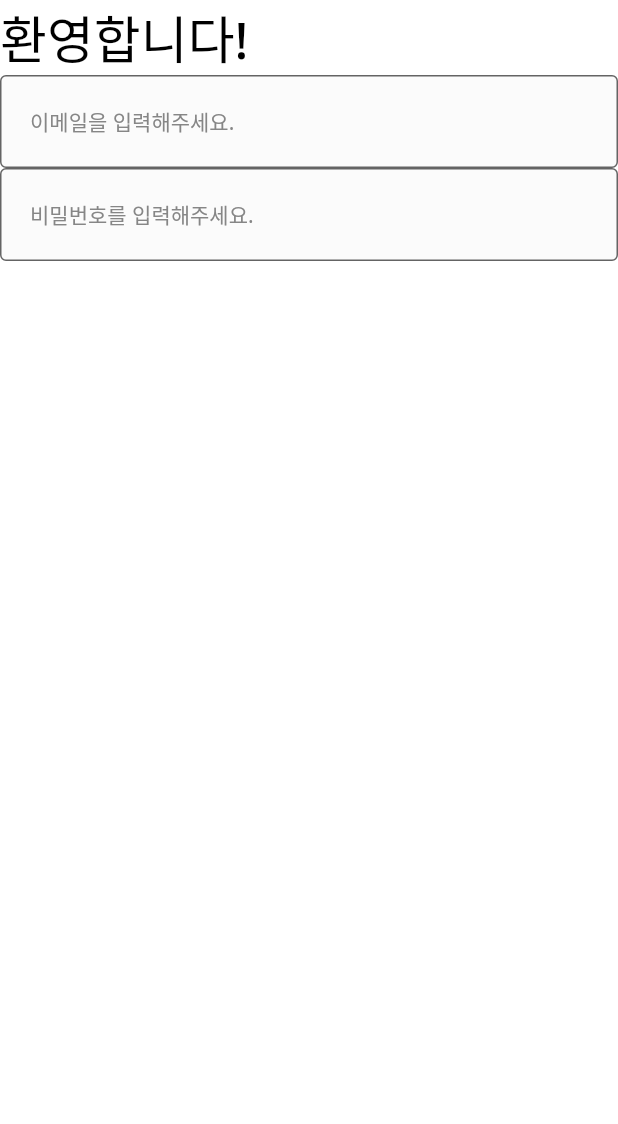
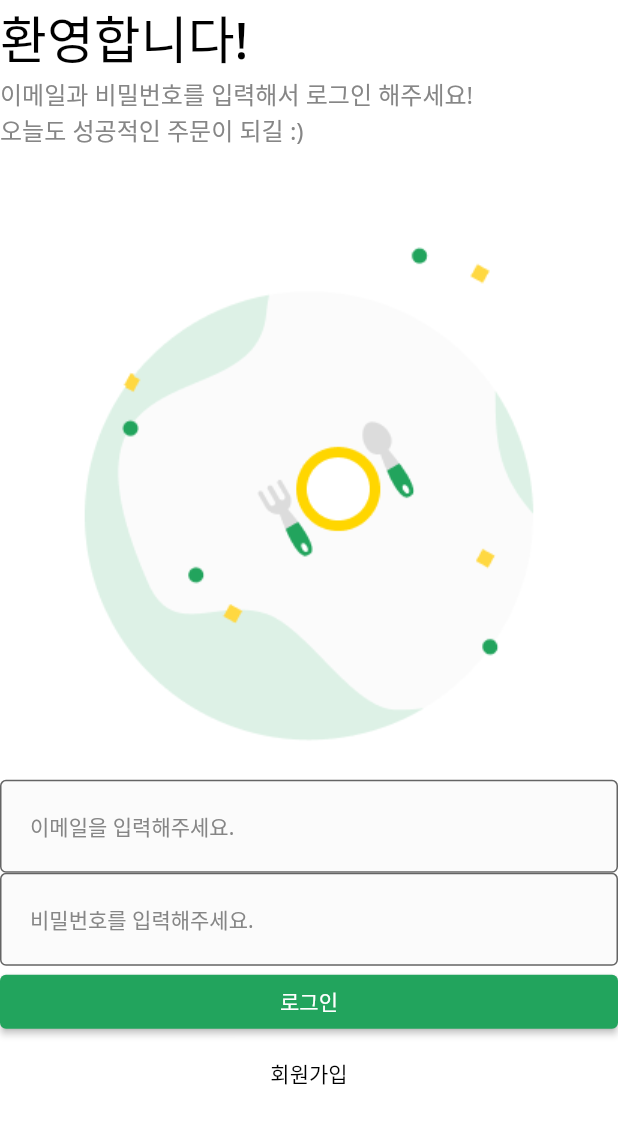
Before and after one commit to jincrates/flutter-do-dipping, a Flutter app: the screen it shows after launch, on a phone screen of 412 x 824 dp. Shown: the top 1124 px of the screen. Run offline on Flutter 3.47's test engine with Material 2 defaults, Android fonts, the phone set to English and light mode, and no system bars.

Commit message:
feat: Login 버튼 추가

```diff
--- a/lib/user/view/login_screen.dart
+++ b/lib/user/view/login_screen.dart
@@ -1,3 +1,4 @@
+import 'package:actual/common/const/colors.dart';
 import 'package:flutter/material.dart';
 import '../../common/const/component/custom_text_form_field.dart';
 import '../../common/layout/default_layout.dart';
@@ -14,7 +15,12 @@ class LoginScreen extends StatelessWidget {
         child: Column(
           crossAxisAlignment: CrossAxisAlignment.stretch,
           children: [
-            _Title(),
+            const _Title(),
+            const _SubTitle(),
+            Image.asset(
+                'asset/img/misc/logo.png',
+              width: MediaQuery.of(context).size.width /3 * 2,
+            ),
             // cmd + shift + k: 키보드 타이핑 올라옴
             CustomTextFormField(
               hintText: '이메일을 입력해주세요.',
@@ -24,6 +30,24 @@ class LoginScreen extends StatelessWidget {
               hintText: '비밀번호를 입력해주세요.',
               onChanged: (String value) {},
               obscureText: true,
+            ),
+            ElevatedButton(
+              onPressed: () {},
+              style: ElevatedButton.styleFrom(
+                backgroundColor: PRIMARY_COLOR,
+              ),
+              child: const Text(
+                '로그인',
+              ),
+            ),
+            TextButton(
+              onPressed: () {},
+              style: TextButton.styleFrom(
+                foregroundColor: Colors.black,
+              ),
+              child: const Text(
+                '회원가입',
+              ),
             ),
           ],
         ),
@@ -47,3 +71,18 @@ class _Title extends StatelessWidget {
     );
   }
 }
+
+class _SubTitle extends StatelessWidget {
+  const _SubTitle({Key? key}) : super(key: key);
+
+  @override
+  Widget build(BuildContext context) {
+    return Text(
+      '이메일과 비밀번호를 입력해서 로그인 해주세요!\n오늘도 성공적인 주문이 되길 :)',
+      style: TextStyle(
+        fontSize: 16,
+        color: BODY_TEXT_COLOR,
+      ),
+    );
+  }
+}
--- a/pubspec.yaml
+++ b/pubspec.yaml
@@ -59,7 +59,7 @@ flutter:
   uses-material-design: true
 
   assets:
-    - asset/img/mics/
+    - asset/img/misc/
     - asset/img/food/
     - asset/svg/icon/
     - asset/img/logo/
```
